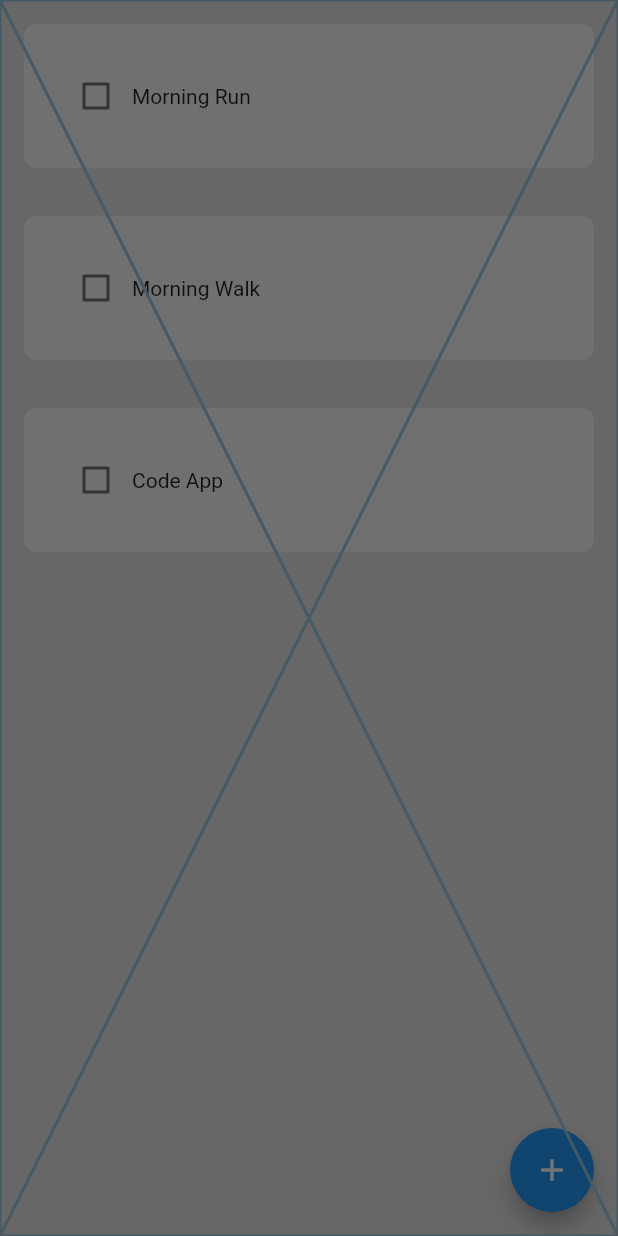
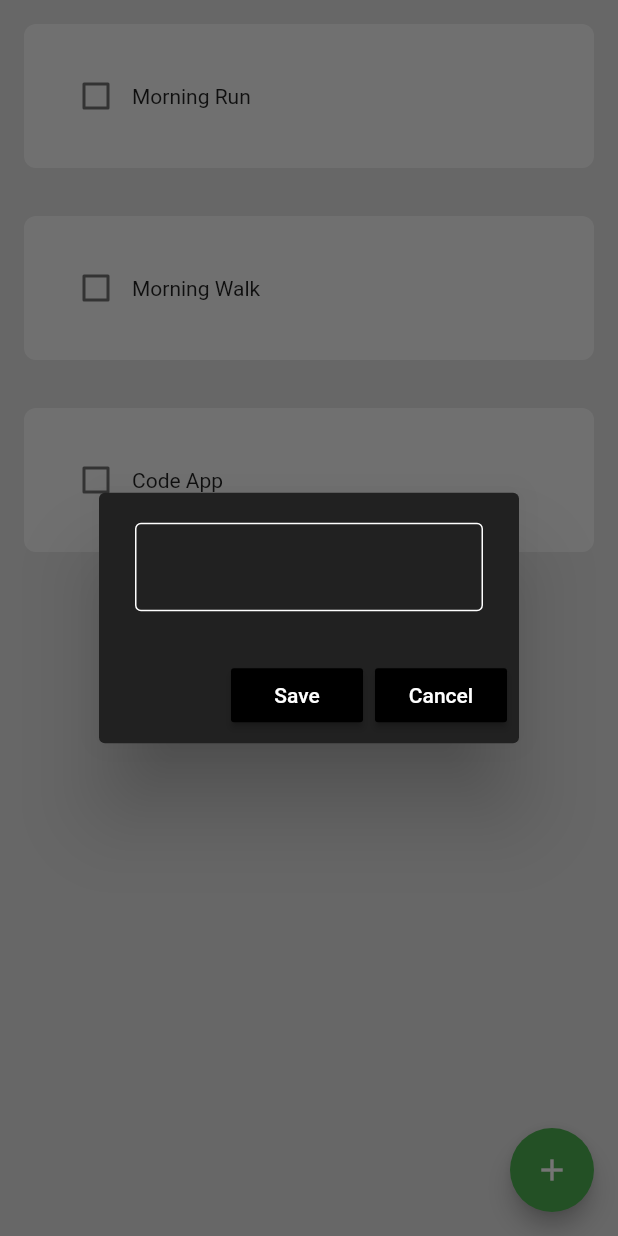
Before and after one commit to CodewithVipin/habbit_tracker, a Flutter app: the screen it shows after launch, after a tap on the "add" icon, on a phone screen of 412 x 824 dp. Run offline on Flutter 3.47's test engine with Material 3 defaults, Android fonts, the phone set to English and light mode, and no system bars.

Commit message:
adding new habit functionality..working fine

```diff
--- a/lib/components/new_habit_box.dart
+++ b/lib/components/new_habit_box.dart
@@ -1,10 +1,56 @@
+// ignore_for_file: prefer_typing_uninitialized_variables
+
 import 'package:flutter/material.dart';
 
 class EnterNewHabitBox extends StatelessWidget {
-  const EnterNewHabitBox({super.key});
+  final controller;
+  final VoidCallback onSave;
+  final VoidCallback onCancel;
+  const EnterNewHabitBox(
+      {super.key,
+      required this.controller,
+      required this.onCancel,
+      required this.onSave});
 
   @override
   Widget build(BuildContext context) {
-    return const Placeholder();
+    return AlertDialog(
+      backgroundColor: Colors.grey[900],
+      actions: [
+        MaterialButton(
+          color: Colors.black,
+          onPressed: onSave,
+          child: const Text(
+            "Save",
+            style: TextStyle(color: Colors.white),
+          ),
+        ),
+        MaterialButton(
+          color: Colors.black,
+          onPressed: onCancel,
+          child: const Text(
+            "Cancel",
+            style: TextStyle(color: Colors.white),
+          ),
+        ),
+      ],
+      content: TextField(
+        controller: controller,
+        style: const TextStyle(color: Colors.white),
+        decoration: const InputDecoration(
+          enabledBorder: OutlineInputBorder(
+            borderSide: BorderSide(
+              color: Colors.white,
+            ),
+          ),
+          focusedBorder: OutlineInputBorder(
+            borderSide: BorderSide(
+              color: Colors.white,
+            ),
+          ),
+          border: OutlineInputBorder(),
+        ),
+      ),
+    );
   }
 }
--- a/lib/main.dart
+++ b/lib/main.dart
@@ -14,7 +14,7 @@ class MyApp extends StatelessWidget {
       debugShowCheckedModeBanner: false,
       theme: ThemeData(
         useMaterial3: false,
-        primarySwatch: Colors.blue,
+        primarySwatch: Colors.green,
       ),
       home: const HomePage(),
     );
--- a/lib/pages/home_page.dart
+++ b/lib/pages/home_page.dart
@@ -30,12 +30,34 @@ class _HomePageState extends State<HomePage> {
 
   //create a new habit
 
+  final _newHabitNameController = TextEditingController();
+
   void createNewHabit() {
     //show a dialogue box
     showDialog(
       context: context,
-      builder: (context) => const EnterNewHabitBox(),
+      builder: (context) => EnterNewHabitBox(
+        controller: _newHabitNameController,
+        onCancel: onCancelNewHabit,
+        onSave: onSaveNewHabit,
+      ),
     );
+  }
+
+  //save New Habbit
+
+  void onSaveNewHabit() {
+    setState(() {
+      todayHabitList.add([_newHabitNameController.text, false]);
+    });
+    Navigator.pop(context);
+  }
+
+  //Cancel new Habit
+
+  void onCancelNewHabit() {
+    _newHabitNameController.clear();
+    Navigator.pop(context);
   }
 
   @override
```
